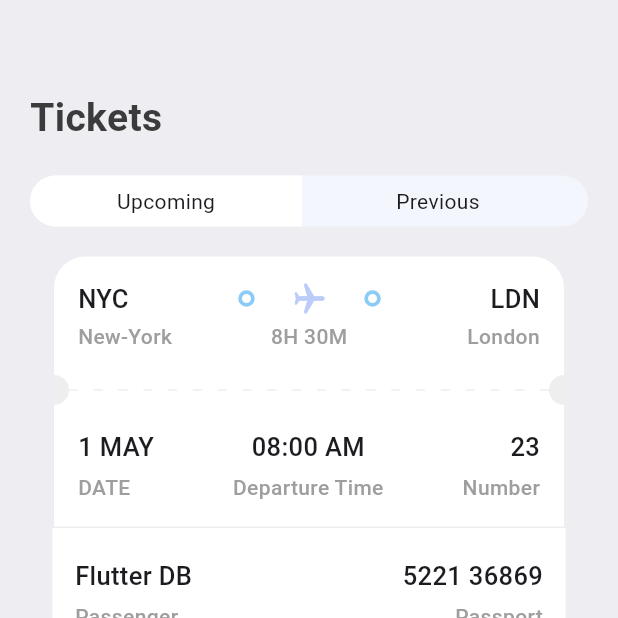
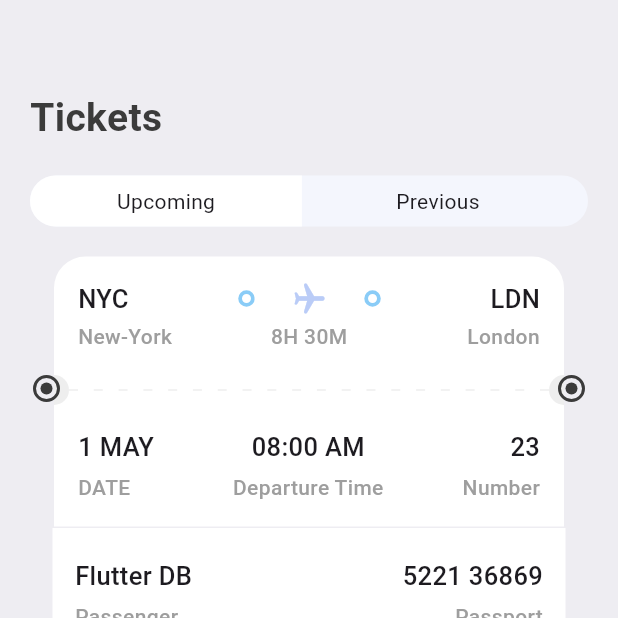
Before and after one commit to yky32/ticket-app, a Flutter app: the screen it shows after launch, item 3 of the bottom bar chosen, on a phone screen of 412 x 824 dp, the top half of it. Run offline on Flutter 3.47's test engine with Material 3 defaults, Android fonts, the phone set to English and light mode, and no system bars; drawn by our look-alikes of barcode_widget; our stand-ins replace fluentui_icons.

Commit message:
add positioned

```diff
--- a/lib/screens/ticket/ticket_screen.dart
+++ b/lib/screens/ticket/ticket_screen.dart
@@ -7,6 +7,7 @@ import 'package:ticket_app/base/widgets/app_column_text_layout.dart';
 import 'package:ticket_app/base/widgets/app_layoutbuilder_widget.dart';
 import 'package:ticket_app/base/widgets/ticket_view.dart';
 import 'package:ticket_app/screens/search/widgets/app_ticket_tabs.dart';
+import 'package:ticket_app/screens/ticket/widgets/ticket_positioned_circle.dart';
 
 class TicketScreen extends StatelessWidget {
   const TicketScreen({super.key});
@@ -15,7 +16,9 @@ class TicketScreen extends StatelessWidget {
   Widget build(BuildContext context) {
     return Scaffold(
       backgroundColor: AppStyles.bgColor,
-      body: ListView(
+      body: Stack(
+        children: [
+          ListView(
             padding: const EdgeInsets.symmetric(horizontal: 20, vertical: 20),
             children: [
               const SizedBox(height: 40),
@@ -45,7 +48,8 @@ class TicketScreen extends StatelessWidget {
               ),
               Container(
                 margin: const EdgeInsets.symmetric(horizontal: 15),
-            padding: const EdgeInsets.symmetric(horizontal: 15, vertical: 20),
+                padding:
+                    const EdgeInsets.symmetric(horizontal: 15, vertical: 20),
                 color: AppStyles.ticketColor,
                 child: Column(
                   children: [
@@ -142,7 +146,9 @@ class TicketScreen extends StatelessWidget {
                   ],
                 ),
               ),
-          const SizedBox(height: 1,),
+              const SizedBox(
+                height: 1,
+              ),
               // Bottom of the ticket detail section
               Container(
                 margin: const EdgeInsets.symmetric(horizontal: 15),
@@ -168,7 +174,9 @@ class TicketScreen extends StatelessWidget {
                   ),
                 ),
               ),
-          const SizedBox(height: 20,),
+              const SizedBox(
+                height: 20,
+              ),
               // Colorful for ticket
               Container(
                   padding: const EdgeInsets.only(left: 16),
@@ -177,6 +185,10 @@ class TicketScreen extends StatelessWidget {
                   )),
             ],
           ),
+          const TicketPositionedCircle(pos: true,),
+          const TicketPositionedCircle(pos: false,)
+        ],
+      ),
     );
   }
 }
--- /dev/null
+++ b/lib/screens/ticket/widgets/ticket_positioned_circle.dart
@@ -0,0 +1,26 @@
+import 'package:flutter/material.dart';
+import 'package:ticket_app/base/res/styles/app_styles.dart';
+
+class TicketPositionedCircle extends StatelessWidget {
+  final bool? pos;
+  const TicketPositionedCircle({super.key, this.pos});
+
+  @override
+  Widget build(BuildContext context) {
+    return Positioned(
+        left: pos == true ? 22 : null,
+        right: pos == true ? null : 22,
+        top: 250,
+        child: Container(
+          padding: const EdgeInsets.all(3),
+          decoration: BoxDecoration(
+              shape: BoxShape.circle,
+              border: Border.all(width: 2, color: AppStyles.textColor)
+          ),
+          child: CircleAvatar(
+            maxRadius: 4,
+            backgroundColor: AppStyles.textColor,
+          ),
+        ));
+  }
+}
```
Lines whose indentation alone changed are shown as unchanged.
